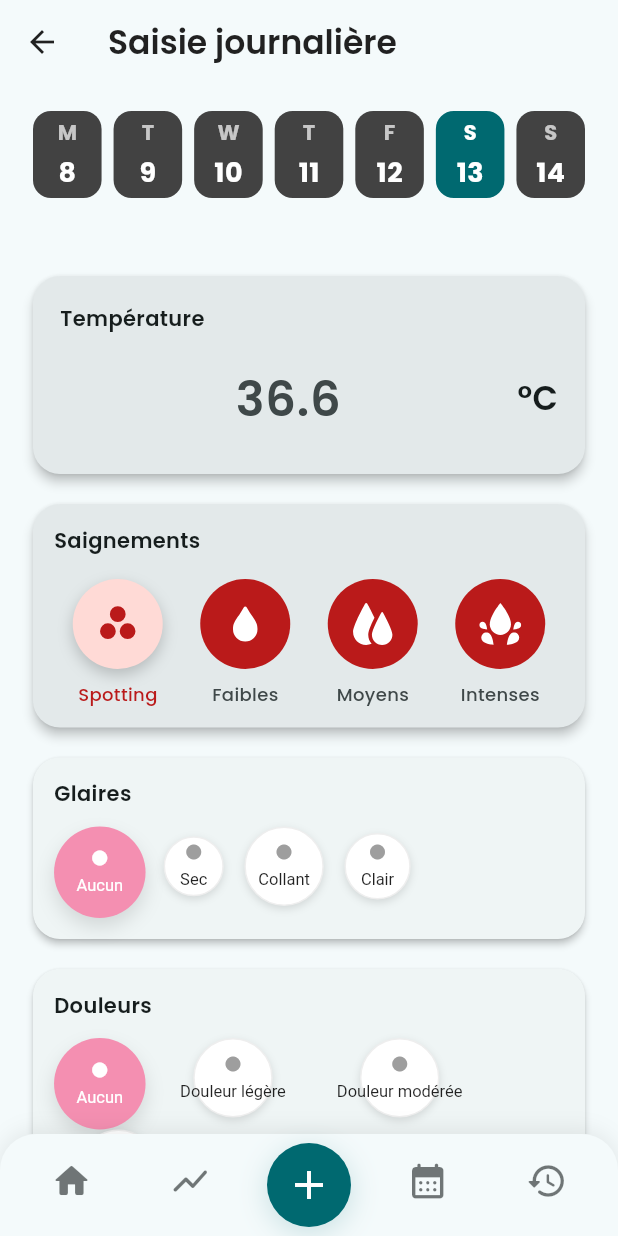
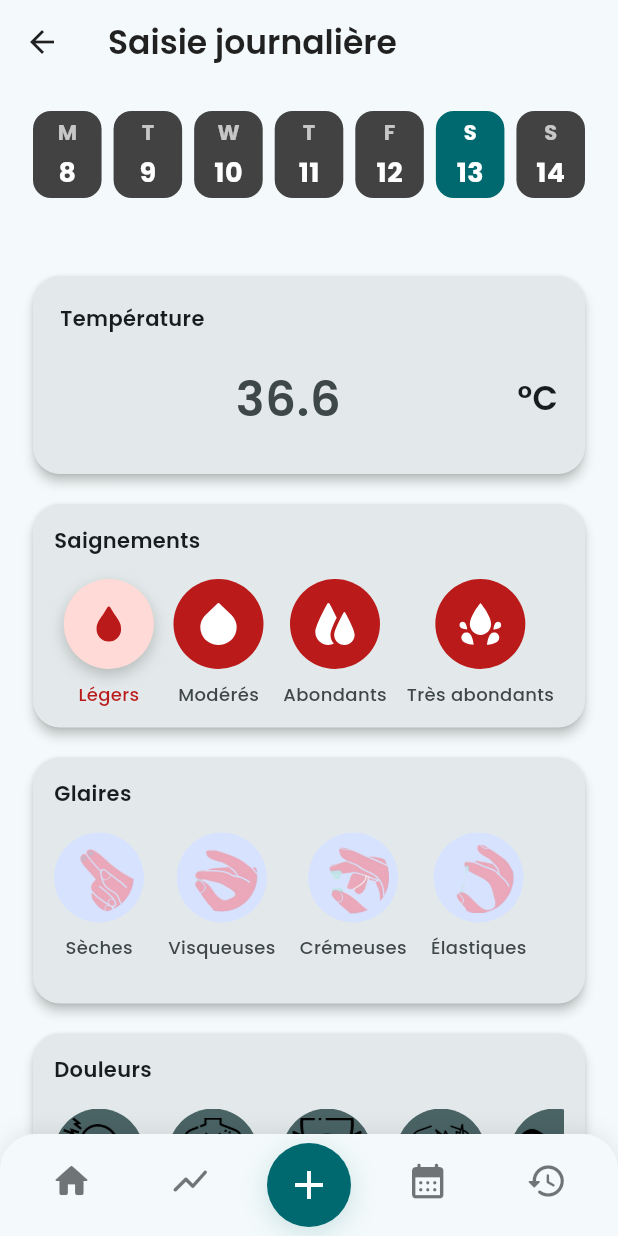
Before and after one commit to WilliamAGENEAU/cycles, a Flutter app: the screen it shows after launch, item 3 of the bottom bar chosen, on a phone screen of 412 x 824 dp. Run offline on Flutter 3.47's test engine with Material 3 defaults, Android fonts, the phone set to English and light mode, and no system bars; drawn by our look-alikes of table_calendar; our stand-ins replace flutter_svg, google_fonts, shared_preferences.

Commit message:
UI saisie en cours de dev

```diff
--- a/lib/sections/saisie/saisie_page.dart
+++ b/lib/sections/saisie/saisie_page.dart
@@ -164,82 +164,65 @@ class _SaisiePageState extends State<SaisiePage> {
                   ),
                   SizedBox(height: 12),
                   iconOptionsCard(
-                    'Glaires',
-                    mucusOptions,
-                    _mucus,
-                    (v) => setState(() => _mucus = v),
+                    title: "Glaires",
+                    labels: ["Sèches", "Visqueuses", "Crémeuses", "Élastiques"],
+                    icons: [
+                      "assets/images/dry.png",
+                      "assets/images/creamy.png",
+                      "assets/images/clear.png",
+                      "assets/images/stretchy.png",
+                    ],
+                    context: context,
+                    selected: [], // une seule valeur
+                    onChanged: (val) => print("Glaire sélectionnée: $val"),
+                    singleSelection: true,
+                    activeColor: Theme.of(context).colorScheme.tertiary,
+                    inactiveColor: Theme.of(
+                      context,
+                    ).colorScheme.tertiaryContainer,
+                    onColor: Theme.of(context).colorScheme.onTertiary,
                   ),
                   SizedBox(height: 12),
                   iconOptionsCard(
-                    'Douleurs',
-                    painOptions,
-                    _pain,
-                    (v) => setState(() => _pain = v),
+                    title: "Douleurs",
+                    labels: ["Tête", "Dos", "Ventre", "Poitrine", "Ovaires"],
+                    icons: [
+                      "assets/images/head.png",
+                      "assets/images/back.png",
+                      "assets/images/stomach.png",
+                      "assets/images/chest.png",
+                      "assets/images/uterus.png",
+                    ],
+                    context: context,
+                    selected: [],
+                    onChanged: (val) => print("Douleurs sélectionnées: $val"),
+                    singleSelection: false,
+
+                    inactiveColor: Theme.of(context).colorScheme.secondary,
+                    activeColor: Theme.of(
+                      context,
+                    ).colorScheme.secondaryContainer,
+                    onColor: Theme.of(context).colorScheme.onSecondary,
                   ),
                   SizedBox(height: 12),
                   iconOptionsCard(
-                    'Humeurs',
-                    moodOptions,
-                    _mood,
-                    (v) => setState(() => _mood = v),
-                  ),
-                  SizedBox(height: 12),
-                  Card(
-                    elevation: 2,
-                    shape: RoundedRectangleBorder(
-                      borderRadius: BorderRadius.circular(18),
-                    ),
-                    child: Padding(
-                      padding: const EdgeInsets.all(12.0),
-                      child: TextField(
-                        controller: _notesController,
-                        maxLines: 4,
-                        decoration: InputDecoration(
-                          border: InputBorder.none,
-                          hintText: 'Notes (optionnel)',
-                        ),
-                      ),
-                    ),
+                    title: "Humeurs",
+                    labels: ["Triste", "Neutre", "Heureuse", "Irritée"],
+                    icons: [
+                      "assets/icons/sad.svg",
+                      "assets/icons/neutre.svg",
+                      "assets/icons/happy.svg",
+                      "assets/icons/irritated.svg",
+                    ],
+                    context: context,
+                    selected: [],
+                    onChanged: (val) => print("Douleurs sélectionnées: $val"),
+                    singleSelection: false,
+                    inactiveColor: Theme.of(context).colorScheme.primary,
+                    activeColor: Theme.of(context).colorScheme.primaryContainer,
+                    onColor: Theme.of(context).colorScheme.onPrimary,
                   ),
                   SizedBox(height: 18),
-                  Row(
-                    children: [
-                      Expanded(
-                        child: ElevatedButton(
-                          onPressed:
-                              _todayEntry != null &&
-                                  DateFormat(
-                                        'yyyy-MM-dd',
-                                      ).format(_selectedDate) ==
-                                      DateFormat(
-                                        'yyyy-MM-dd',
-                                      ).format(DateTime.now())
-                              ? null
-                              : _save,
-                          style: ElevatedButton.styleFrom(
-                            backgroundColor: Color(0xFFF48FB1),
-                            padding: EdgeInsets.symmetric(vertical: 16),
-                            shape: RoundedRectangleBorder(
-                              borderRadius: BorderRadius.circular(16),
-                            ),
-                          ),
-                          child: Text(
-                            _todayEntry != null &&
-                                    DateFormat(
-                                          'yyyy-MM-dd',
-                                        ).format(_selectedDate) ==
-                                        DateFormat(
-                                          'yyyy-MM-dd',
-                                        ).format(DateTime.now())
-                                ? 'Déjà saisi'
-                                : 'Enregistrer',
-                            style: TextStyle(fontSize: 16),
-                          ),
-                        ),
-                      ),
-                    ],
-                  ),
-                  SizedBox(height: 30),
                 ],
               ),
             ),
--- a/lib/widgets/icon_option_card.dart
+++ b/lib/widgets/icon_option_card.dart
@@ -1,44 +1,129 @@
-import 'package:cycles/widgets/circle_options.dart';
+// ignore_for_file: deprecated_member_use
+
 import 'package:flutter/material.dart';
+import 'package:flutter_svg/flutter_svg.dart';
 
-Widget iconOptionsCard(
-  String title,
-  List<String> options,
-  String current,
-  void Function(String) onSelect,
-) {
+/// Card générique pour options avec icônes SVG ou images
+Widget iconOptionsCard({
+  required String title,
+  required List<String> labels, // Noms affichés sous les icônes
+  required List<String> icons, // chemins des SVG ou PNG/JPG
+  required BuildContext context,
+  required List<String> selected, // liste des options sélectionnées
+  required void Function(List<String>) onChanged,
+  bool singleSelection =
+      false, // true = un seul choix (glaire), false = multi (douleurs/humeurs)
+  Color? activeColor, // couleur quand sélectionné
+  Color? inactiveColor, // couleur quand pas sélectionné
+  Color? onColor,
+}) {
+  final colorScheme = Theme.of(context).colorScheme;
+  final active = activeColor ?? colorScheme.errorContainer;
+  final inactive = inactiveColor ?? colorScheme.surfaceContainerHighest;
+
+  Widget buildIcon(String path, bool isSelected, Color color) {
+    if (path.toLowerCase().endsWith('.svg')) {
+      return SvgPicture.asset(
+        path,
+        width: 28,
+        height: 28,
+        colorFilter: ColorFilter.mode(color, BlendMode.srcIn),
+      );
+    } else {
+      return Image.asset(
+        path,
+        width: 48,
+        height: 48,
+        color: null, // Pas de recoloration pour PNG/JPG
+        fit: BoxFit.contain,
+      );
+    }
+  }
+
   return Card(
-    elevation: 2,
+    elevation: 3,
     shape: RoundedRectangleBorder(borderRadius: BorderRadius.circular(18)),
+    color: colorScheme.surfaceContainerHigh,
     child: Padding(
       padding: const EdgeInsets.all(14.0),
       child: Column(
         crossAxisAlignment: CrossAxisAlignment.start,
         children: [
-          Text(title, style: TextStyle(fontWeight: FontWeight.w600)),
-          SizedBox(height: 12),
-          Wrap(
-            spacing: 12,
-            children: options.map((o) {
-              final selected = (o == current);
-              return CircleOption<String>(
-                value: o,
-                groupValue: current,
-                onTap: () => onSelect(o),
+          Text(
+            title,
+            style: TextStyle(
+              fontWeight: FontWeight.w600,
+              color: colorScheme.onSurface,
+            ),
+          ),
+          const SizedBox(height: 16),
+          SizedBox(
+            height: 100,
+            child: ListView.separated(
+              scrollDirection: Axis.horizontal,
+              itemCount: icons.length,
+              separatorBuilder: (_, _) => const SizedBox(width: 16),
+              itemBuilder: (context, i) {
+                final isSelected = selected.contains(labels[i]);
+                return GestureDetector(
+                  onTap: () {
+                    if (singleSelection) {
+                      onChanged([labels[i]]);
+                    } else {
+                      final updated = List<String>.from(selected);
+                      if (isSelected) {
+                        updated.remove(labels[i]);
+                      } else {
+                        updated.add(labels[i]);
+                      }
+                      onChanged(updated);
+                    }
+                  },
                   child: Column(
-                  mainAxisSize: MainAxisSize.min,
                     children: [
-                    Icon(
-                      Icons.circle,
-                      size: 12,
-                      color: selected ? Colors.white : Colors.grey,
+                      AnimatedContainer(
+                        duration: const Duration(milliseconds: 220),
+                        height: 60,
+                        width: 60,
+                        decoration: BoxDecoration(
+                          shape: BoxShape.circle,
+                          color: isSelected ? active : inactive,
+                          boxShadow: isSelected
+                              ? [
+                                  BoxShadow(
+                                    color: colorScheme.shadow.withOpacity(0.2),
+                                    blurRadius: 8,
+                                    offset: const Offset(0, 4),
                                   ),
-                    SizedBox(height: 6),
-                    Text(o, style: TextStyle(fontSize: 11)),
+                                ]
+                              : [],
+                        ),
+                        child: Center(
+                          child: buildIcon(
+                            icons[i],
+                            isSelected,
+                            isSelected
+                                ? activeColor!
+                                : (onColor ?? colorScheme.onSurface),
+                          ),
+                        ),
+                      ),
+                      const SizedBox(height: 8),
+                      Text(
+                        labels[i],
+                        style: TextStyle(
+                          fontSize: 12,
+                          fontWeight: FontWeight.w500,
+                          color: isSelected
+                              ? activeColor!
+                              : colorScheme.onSurfaceVariant,
+                        ),
+                      ),
                     ],
                   ),
                 );
-            }).toList(),
+              },
+            ),
           ),
         ],
       ),
--- a/lib/widgets/saignement_card.dart
+++ b/lib/widgets/saignement_card.dart
@@ -1,3 +1,5 @@
+// ignore_for_file: deprecated_member_use
+
 import 'package:flutter/material.dart';
 import 'package:flutter_svg/flutter_svg.dart';
 
@@ -7,10 +9,10 @@ Widget saignementCard({
   required BuildContext context,
 }) {
   final colorScheme = Theme.of(context).colorScheme;
-  final labels = ['Spotting', 'Faibles', 'Moyens', 'Intenses'];
+  final labels = ['Légers', 'Modérés', 'Abondants', 'Très abondants'];
   final icons = [
-    'assets/icons/spotting.svg',
     'assets/icons/light.svg',
+    'assets/icons/light2.svg',
     'assets/icons/medium.svg',
     'assets/icons/heavy.svg',
   ];
--- a/pubspec.yaml
+++ b/pubspec.yaml
@@ -65,6 +65,7 @@ flutter:
   # To add assets to your application, add an assets section, like this:
   assets:
      - assets/icons/
+     - assets/images/
 
   # An image asset can refer to one or more resolution-specific "variants", see
   # https://flutter.dev/to/resolution-aware-images
```
Also changed, not shown: assets/icons/happy.svg (added), assets/icons/irritated.svg (added), assets/icons/light2.svg (added), assets/icons/neutre.svg (added), assets/icons/sad.svg (added), assets/icons/spotting.svg (deleted), assets/images/back.png (added), assets/images/chest.png (added), assets/images/clear.png (added), assets/images/creamy.png (added), assets/images/dry.png (added), assets/images/head.png (added), assets/images/stomach.png (added), assets/images/stretchy.png (added), 1 more files. Lines whose indentation alone changed are shown as unchanged.
